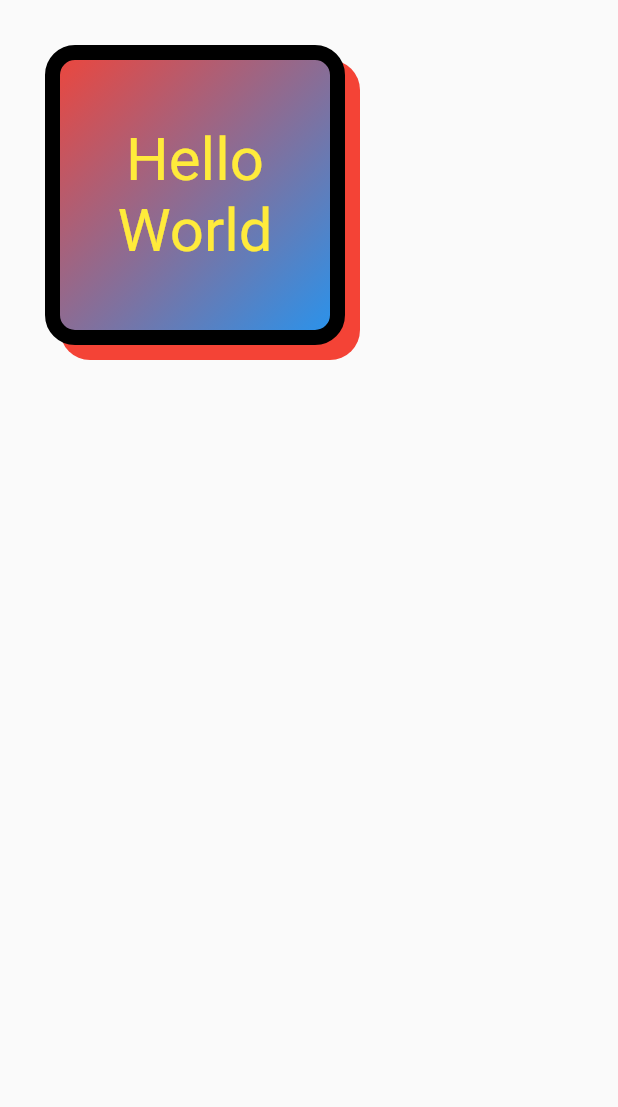
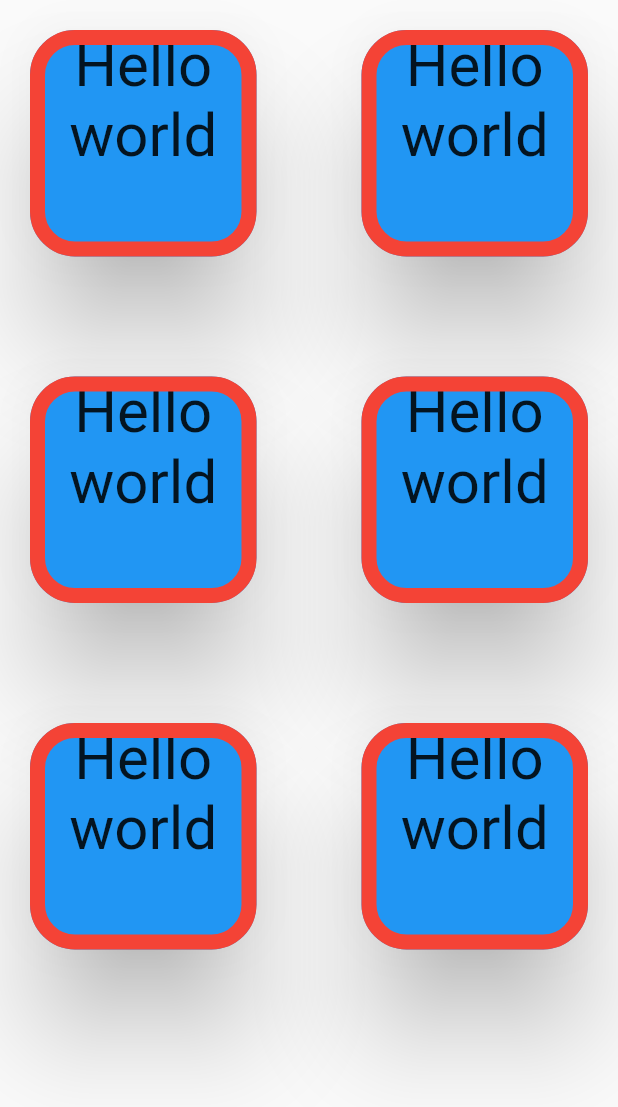
Before and after one commit to luzcry/FlutterBasics, a Flutter app: the screen it shows after launch, on a phone screen of 412 x 824 dp. Shown: the top 1107 px of the screen. Run offline on Flutter 3.47's test engine with Material 2 defaults, Android fonts, the phone set to English and light mode, and no system bars; our stand-ins replace page_transition.

Commit message:
grid view

```diff
--- a/lib/pages/PlaylistPage.dart
+++ b/lib/pages/PlaylistPage.dart
@@ -1,5 +1,5 @@
 import 'package:flutter/material.dart';
-import 'package:flutter_application_1/widgets/ListViewAndGridView/items/MyContainer.dart';
+import 'package:flutter_application_1/widgets/ListViewAndGridView/MyGridView.dart';
 
 class PlaylistPage extends StatefulWidget {
   @override
@@ -10,7 +10,7 @@ class PlaylistPageState extends State<PlaylistPage> {
   @override
   Widget build(BuildContext context) {
     return Scaffold(
-      body: SafeArea(child: MyContainer()),
+      body: SafeArea(child: MyGridView()),
     );
   }
 }
--- /dev/null
+++ b/lib/widgets/ListViewAndGridView/MyGridView.dart
@@ -0,0 +1,13 @@
+import 'package:flutter/material.dart';
+import 'package:flutter_application_1/widgets/ListViewAndGridView/items/MyCard.dart';
+
+class MyGridView extends StatelessWidget {
+  @override
+  Widget build(BuildContext context) {
+    return GridView.builder(
+        gridDelegate: const SliverGridDelegateWithMaxCrossAxisExtent(
+            maxCrossAxisExtent: 300, crossAxisSpacing: 30, mainAxisSpacing: 40),
+        itemCount: 6,
+        itemBuilder: (context, index) => const MyCard());
+  }
+}
--- a/lib/widgets/ListViewAndGridView/items/MyCard.dart
+++ b/lib/widgets/ListViewAndGridView/items/MyCard.dart
@@ -5,7 +5,17 @@ class MyCard extends StatelessWidget {
 
   @override
   Widget build(BuildContext context) {
-    return Card(
+    return GestureDetector(
+      onDoubleTap: (() {
+        print("flutter print");
+      }),
+      onTapDown: (TapDownDetails downDetails) {
+        print("flutter print down ${downDetails.globalPosition}");
+      },
+      onTapUp: (TapUpDetails upDetails) {
+        print("flutter print up  ${upDetails.globalPosition}");
+      },
+      child: Card(
         elevation: 30,
         margin: const EdgeInsets.all(20),
         color: Colors.blue,
@@ -19,6 +29,8 @@ class MyCard extends StatelessWidget {
         child: const Text(
           'Hello world',
           style: TextStyle(fontSize: 40),
+          textAlign: TextAlign.center,
+        ),
       ),
     );
   }
```
Lines whose indentation alone changed are shown as unchanged.
